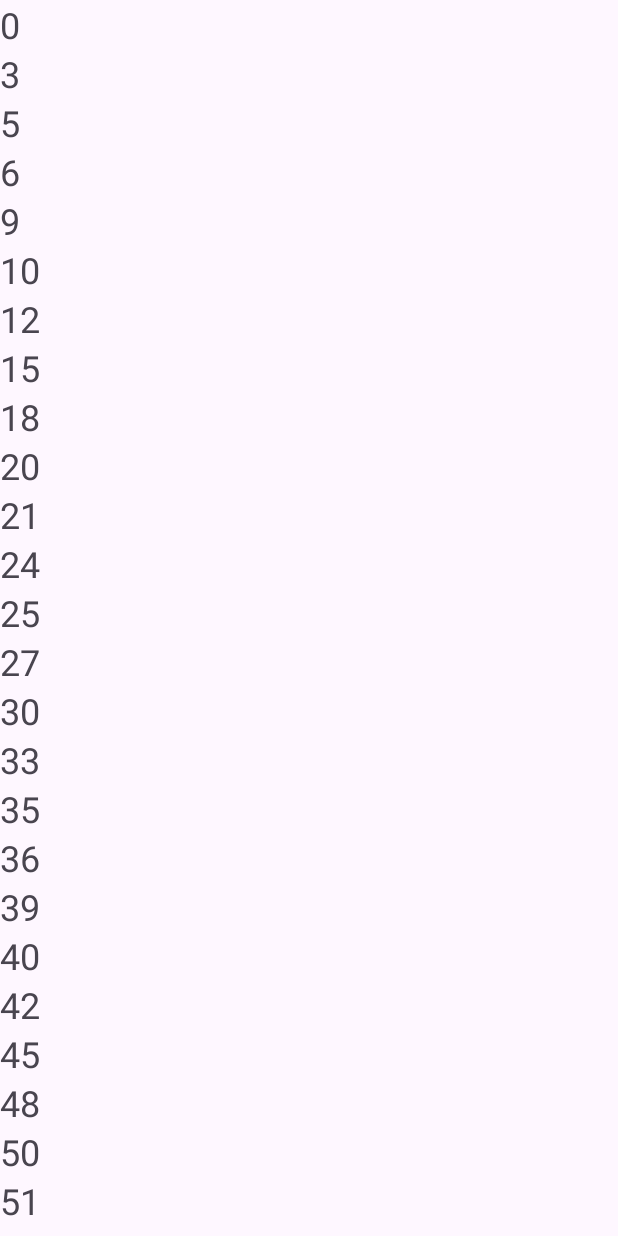
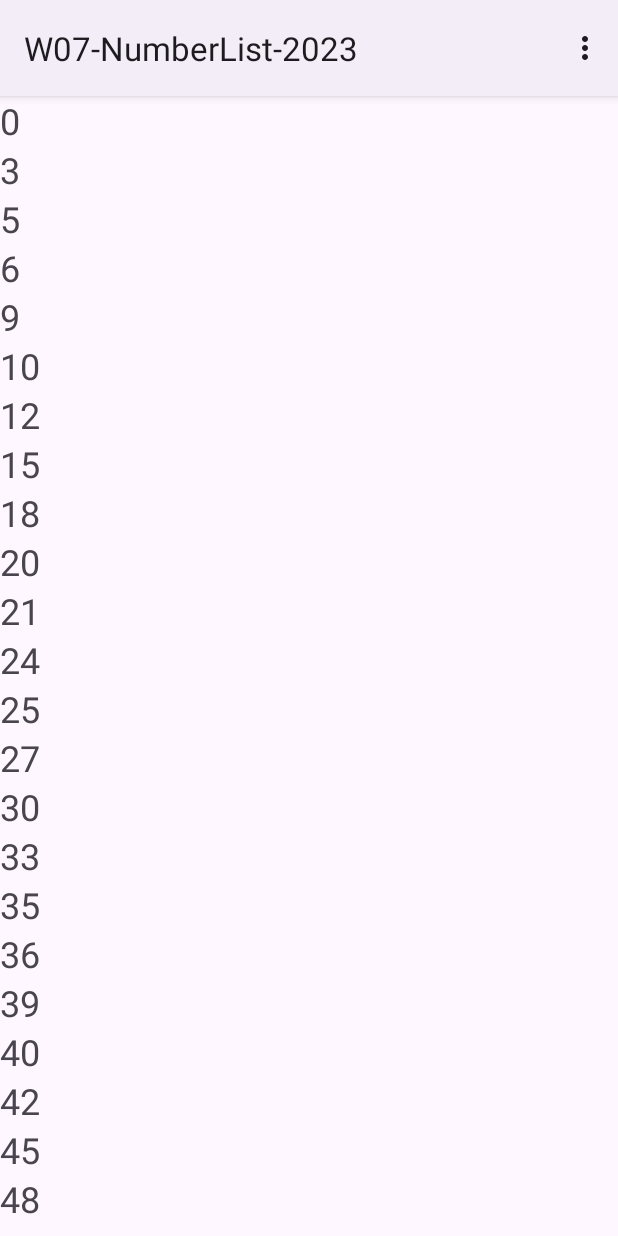
Before and after one commit to elvis-hai-le/SDMD-W7-LISTS, an Android app: the screen it shows after launch (MainActivity), on a phone screen of 412 x 824 dp. Run offline under Robolectric (Android 15) with nearby library versions, the phone set to English and light mode, and no system bars.

Commit message:
- Added menu options to only show multiples of 3 or 5. - Refactored code so list could be redrawn on menu item selected. - Added menu xml file. - Updated themes to display toolbar as options menu was not visible otherwise.

```diff
--- a/app/src/main/java/au/edu/swin/sdmd/w07_numberlist_2023/MainActivity.kt
+++ b/app/src/main/java/au/edu/swin/sdmd/w07_numberlist_2023/MainActivity.kt
@@ -5,17 +5,48 @@ import androidx.appcompat.app.AppCompatActivity
 import android.os.Bundle
 import android.view.Menu
 import android.view.MenuInflater
+import android.view.MenuItem
 import androidx.recyclerview.widget.LinearLayoutManager
 import androidx.recyclerview.widget.RecyclerView
 
 class MainActivity : AppCompatActivity() {
+    var data = IntArray(100) { it }.filter { it % 3 == 0 || it % 5 == 0}
     override fun onCreate(savedInstanceState: Bundle?) {
         super.onCreate(savedInstanceState)
         setContentView(R.layout.activity_main)
+        updateList()
 
+    }
+
+    override fun onCreateOptionsMenu(menu: Menu?): Boolean {
+        val inflater: MenuInflater = menuInflater
+        inflater.inflate(R.menu.menu, menu)
+        return true
+    }
+
+    override fun onOptionsItemSelected(item: MenuItem):Boolean {
+        return when (item.itemId) {
+            R.id.multi3 -> {
+                data = IntArray(100) { it }.filter { it % 3 == 0 }
+                updateList()
+                true
+            }
+            R.id.multi5 -> {
+                data = IntArray(100) { it }.filter { it % 5 == 0 }
+                updateList()
+                true
+            }
+            R.id.resetMenu -> {
+                data = IntArray(100) { it }.filter { it % 3 == 0 || it % 5 == 0}
+                updateList()
+                true
+            }
+            else -> super.onOptionsItemSelected(item)
+        }
+    }
+
+    private fun updateList() {
         val numberList = findViewById<RecyclerView>(R.id.numberList)
-
-        val data = IntArray(100) { it }.filter { it % 3 == 0 || it % 5 == 0}
 
         numberList.adapter = NumberAdapter(data) { showDetail(it)}
         numberList.layoutManager = LinearLayoutManager(this)
@@ -27,8 +58,5 @@ class MainActivity : AppCompatActivity() {
         startActivity(i)
     }
 
-//    override fun onCreateOptionsMenu(menu: Menu?): Boolean {
-//        val inflater: MenuInflater = menuInflater
-//        inflater.inflate(R.menu.game)
-//    }
+
 }
--- a/app/src/main/res/layout/activity_main.xml
+++ b/app/src/main/res/layout/activity_main.xml
@@ -9,8 +9,10 @@
     <androidx.recyclerview.widget.RecyclerView
         android:id="@+id/numberList"
         android:layout_width="match_parent"
-        android:layout_height="match_parent"
-        tools:layout_editor_absoluteX="69dp"
-        tools:layout_editor_absoluteY="-41dp" />
+        android:layout_height="0dp"
+        app:layout_constraintBottom_toBottomOf="parent"
+        app:layout_constraintEnd_toEndOf="parent"
+        app:layout_constraintStart_toStartOf="parent"
+        app:layout_constraintTop_toTopOf="parent" />
 
 </androidx.constraintlayout.widget.ConstraintLayout>
--- /dev/null
+++ b/app/src/main/res/menu/menu.xml
@@ -0,0 +1,13 @@
+<?xml version="1.0" encoding="utf-8"?>
+<menu xmlns:app="http://schemas.android.com/apk/res-auto"
+    xmlns:android="http://schemas.android.com/apk/res/android">
+    <item
+        android:id="@+id/multi3"
+        android:title="Multiples of 3" />
+    <item
+        android:id="@+id/multi5"
+        android:title="Multiples of 5" />
+    <item
+        android:id="@+id/resetMenu"
+        android:title="Reset" />
+</menu>
--- a/app/src/main/res/values-night/themes.xml
+++ b/app/src/main/res/values-night/themes.xml
@@ -1,6 +1,6 @@
 <resources xmlns:tools="http://schemas.android.com/tools">
     <!-- Base application theme. -->
-    <style name="Base.Theme.W07NumberList2023" parent="Theme.Material3.DayNight.NoActionBar">
+    <style name="Base.Theme.W07NumberList2023" parent="Theme.Material3.DayNight">
         <!-- Customize your dark theme here. -->
         <!-- <item name="colorPrimary">@color/my_dark_primary</item> -->
     </style>
--- a/app/src/main/res/values/themes.xml
+++ b/app/src/main/res/values/themes.xml
@@ -1,6 +1,6 @@
 <resources xmlns:tools="http://schemas.android.com/tools">
     <!-- Base application theme. -->
-    <style name="Base.Theme.W07NumberList2023" parent="Theme.Material3.DayNight.NoActionBar">
+    <style name="Base.Theme.W07NumberList2023" parent="Theme.Material3.DayNight">
         <!-- Customize your light theme here. -->
         <!-- <item name="colorPrimary">@color/my_light_primary</item> -->
     </style>
```
